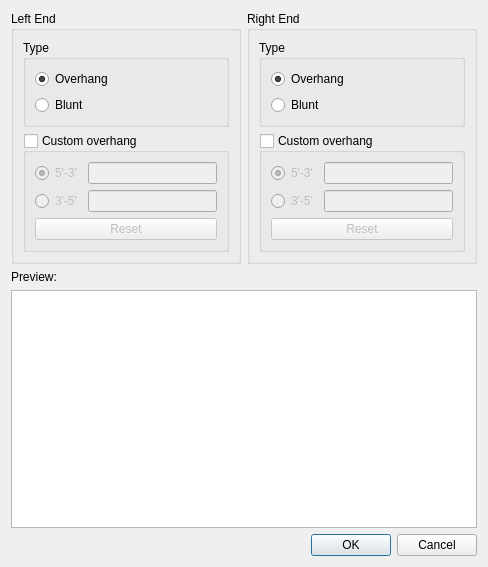
ugeneunipro/ugene, file src/plugins/enzymes/src/EditFragmentDialog.ui: the form before one commit.
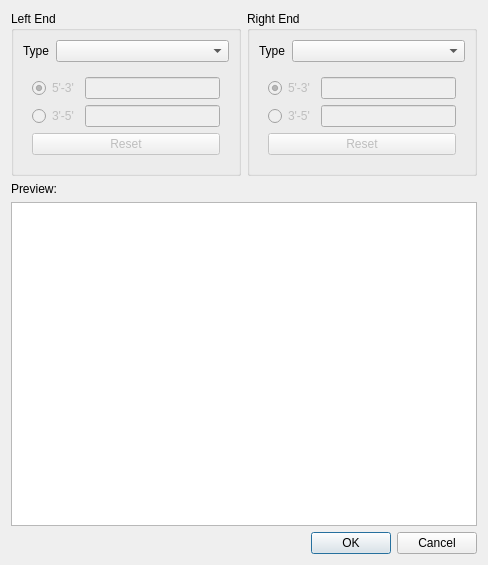
The form after the commit.

Commit message: UGENE-7843 Improve Construct molecule and Edit molecule fragment dialogs

```diff
--- a/src/plugins/enzymes/src/EditFragmentDialog.ui
+++ b/src/plugins/enzymes/src/EditFragmentDialog.ui
@@ -7,7 +7,7 @@
     <x>0</x>
     <y>0</y>
     <width>488</width>
-    <height>567</height>
+    <height>565</height>
    </rect>
   </property>
   <property name="minimumSize">
@@ -19,7 +19,7 @@
   <property name="windowTitle">
    <string>Edit Molecule Fragment</string>
   </property>
-  <layout class="QVBoxLayout" name="verticalLayout_7">
+  <layout class="QVBoxLayout" name="verticalLayout_5">
    <item>
     <layout class="QHBoxLayout" name="horizontalLayout">
      <item>
@@ -27,45 +27,24 @@
        <property name="title">
         <string>Left End</string>
        </property>
-       <layout class="QVBoxLayout" name="verticalLayout_5">
+       <layout class="QVBoxLayout" name="verticalLayout_4">
         <item>
-         <widget class="QGroupBox" name="groupBox_2">
-          <property name="title">
-           <string>Type</string>
-          </property>
-          <property name="checkable">
-           <bool>false</bool>
-          </property>
-          <layout class="QVBoxLayout" name="verticalLayout">
-           <item>
-            <widget class="QRadioButton" name="lStickyButton">
-             <property name="text">
-              <string>Overhang</string>
-             </property>
-             <property name="checked">
-              <bool>true</bool>
-             </property>
-            </widget>
-           </item>
-           <item>
-            <widget class="QRadioButton" name="lBluntButton">
-             <property name="text">
-              <string>Blunt</string>
-             </property>
-            </widget>
-           </item>
-          </layout>
-         </widget>
+         <layout class="QFormLayout" name="formLayout_3">
+          <item row="0" column="0">
+           <widget class="QLabel" name="label_2">
+            <property name="text">
+             <string>Type</string>
+            </property>
+           </widget>
+          </item>
+          <item row="0" column="1">
+           <widget class="QComboBox" name="cbLeftEndType"/>
+          </item>
+         </layout>
         </item>
         <item>
-         <widget class="QGroupBox" name="lCustomOverhangBox">
-          <property name="title">
-           <string>Custom overhang</string>
-          </property>
-          <property name="checkable">
-           <bool>true</bool>
-          </property>
-          <property name="checked">
+         <widget class="QWidget" name="lStickyWidget" native="true">
+          <property name="enabled">
            <bool>false</bool>
           </property>
           <layout class="QVBoxLayout" name="verticalLayout_2">
@@ -97,6 +76,9 @@
              </item>
              <item row="1" column="1">
               <widget class="QLineEdit" name="lComplOverhangEdit">
+               <property name="enabled">
+                <bool>false</bool>
+               </property>
                <property name="maxLength">
                 <number>15</number>
                </property>
@@ -122,45 +104,27 @@
        <property name="title">
         <string>Right End</string>
        </property>
-       <layout class="QVBoxLayout" name="verticalLayout_6">
+       <layout class="QVBoxLayout" name="verticalLayout_3">
         <item>
-         <widget class="QGroupBox" name="groupBox_4">
-          <property name="title">
-           <string>Type</string>
-          </property>
-          <layout class="QVBoxLayout" name="verticalLayout_4">
-           <item>
-            <widget class="QRadioButton" name="rStickyButton">
-             <property name="text">
-              <string>Overhang</string>
-             </property>
-             <property name="checked">
-              <bool>true</bool>
-             </property>
-            </widget>
-           </item>
-           <item>
-            <widget class="QRadioButton" name="rBluntButton">
-             <property name="text">
-              <string>Blunt</string>
-             </property>
-            </widget>
-           </item>
-          </layout>
-         </widget>
+         <layout class="QFormLayout" name="formLayout">
+          <item row="0" column="0">
+           <widget class="QLabel" name="label_3">
+            <property name="text">
+             <string>Type</string>
+            </property>
+           </widget>
+          </item>
+          <item row="0" column="1">
+           <widget class="QComboBox" name="cbRightEndType"/>
+          </item>
+         </layout>
         </item>
         <item>
-         <widget class="QGroupBox" name="rCustomOverhangBox">
-          <property name="title">
-           <string>Custom overhang</string>
-          </property>
-          <property name="checkable">
-           <bool>true</bool>
-          </property>
-          <property name="checked">
+         <widget class="QWidget" name="rStickyWidget" native="true">
+          <property name="enabled">
            <bool>false</bool>
           </property>
-          <layout class="QVBoxLayout" name="verticalLayout_3">
+          <layout class="QVBoxLayout" name="verticalLayout">
            <item>
             <layout class="QGridLayout" name="gridLayout_2">
              <item row="0" column="0">
```
Left out of the diff: 124 changed lines with no effect on the pictures. The commit also changes 5 other files.
